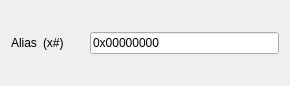
mortbopet/Ripes, file src/registerwidget.ui: the form before one commit.
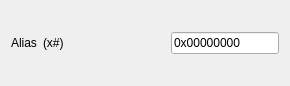
The form after the commit.

Commit message: Set correct size stretching for register widget

Diff of the .ui file:
```diff
--- a/src/registerwidget.ui
+++ b/src/registerwidget.ui
@@ -36,7 +36,7 @@
         <enum>Qt::Horizontal</enum>
        </property>
        <property name="sizeType">
-        <enum>QSizePolicy::Minimum</enum>
+        <enum>QSizePolicy::Expanding</enum>
        </property>
        <property name="sizeHint" stdset="0">
         <size>
@@ -48,6 +48,12 @@
      </item>
      <item>
       <widget class="QLineEdit" name="lineEdit">
+       <property name="sizePolicy">
+        <sizepolicy hsizetype="Minimum" vsizetype="Fixed">
+         <horstretch>0</horstretch>
+         <verstretch>0</verstretch>
+        </sizepolicy>
+       </property>
        <property name="text">
         <string>0x00000000</string>
        </property>
```
The commit also changes 2 other files.
